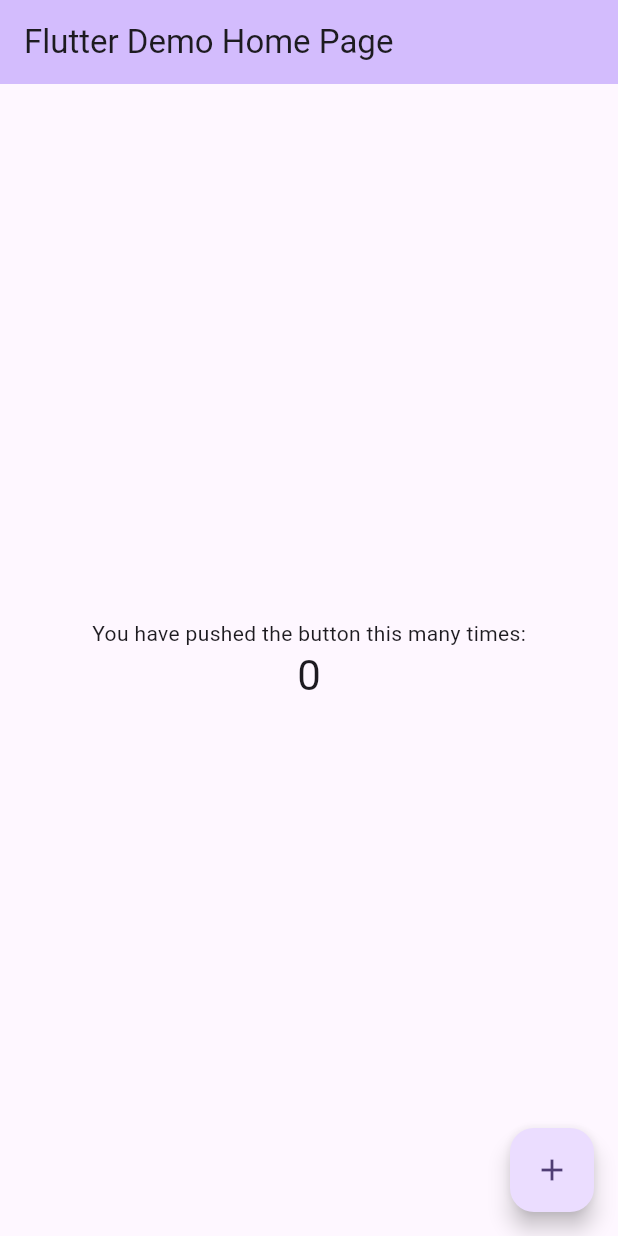
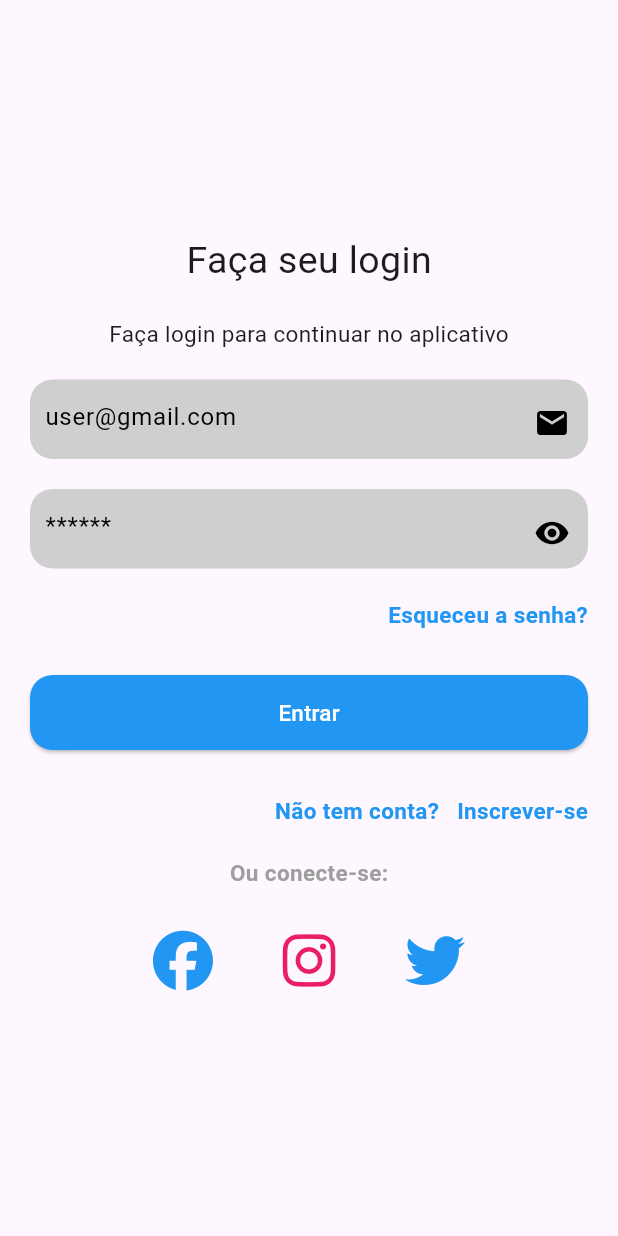
Before and after one commit to nnathalia/app_turismo, a Flutter app: the screen it shows after launch, on a phone screen of 412 x 824 dp. Run offline on Flutter 3.47's test engine with Material 3 defaults, Android fonts, the phone set to English and light mode, and no system bars; our stand-ins replace font_awesome_flutter, google_fonts.

Commit message:
commit page login

```diff
--- /dev/null
+++ b/lib/app/pages/integrado_1.dart
@@ -0,0 +1,19 @@
+import 'package:flutter/material.dart';
+import 'package:flutter/widgets.dart';
+import 'package:font_awesome_flutter/font_awesome_flutter.dart';
+import 'package:google_fonts/google_fonts.dart';
+
+class Integrado_1 extends StatelessWidget{
+  Widget build( BuildContext context){
+    return MaterialApp(
+      home: Scaffold(
+        appBar: AppBar(actions: [],),
+
+
+      body: Text('ola mundo'),
+      ),
+
+
+    );
+  }
+}
--- /dev/null
+++ b/lib/app/pages/login.dart
@@ -0,0 +1,126 @@
+import 'package:flutter/material.dart';
+import 'package:flutter/widgets.dart';
+import 'package:font_awesome_flutter/font_awesome_flutter.dart';
+import 'package:google_fonts/google_fonts.dart';
+
+class Login extends StatelessWidget {
+  Widget build(BuildContext context) {
+    return Material(
+        child: SizedBox(
+      width: double.infinity,
+      height: double.infinity,
+      child: Padding(
+        padding: const EdgeInsets.all(20),
+        child: Column(
+          mainAxisAlignment: MainAxisAlignment.center,
+          children: [
+            Text('Faça seu login', style: GoogleFonts.aBeeZee(fontSize: 25)),
+            SizedBox(height: 20),
+            Text('Faça login para continuar no aplicativo',
+                style: GoogleFonts.aBeeZee(fontSize: 15)),
+            SizedBox(height: 20),
+            Container(
+              padding: EdgeInsets.only(left: 10, top: 5),
+              decoration: BoxDecoration(
+                  color: const Color.fromARGB(255, 207, 207, 207),
+                  borderRadius: BorderRadius.circular(15)),
+              child: TextFormField(
+                keyboardType: TextInputType.emailAddress,
+                obscureText: false,
+                decoration: InputDecoration(
+                    isDense: false,
+                    hintText: 'user@gmail.com',
+                    hintStyle: TextStyle(
+                      color: Colors.black,
+                    ),
+                    fillColor: Colors.black,
+                    suffixIcon: Icon(
+                      Icons.email,
+                      color: Colors.black,
+                    ),
+                    border: InputBorder.none),
+              ),
+            ),
+
+            SizedBox(height: 20),
+            Container(
+              padding: EdgeInsets.only(left: 10, top: 5),
+              decoration: BoxDecoration(
+                  color: const Color.fromARGB(255, 207, 207, 207),
+                  borderRadius: BorderRadius.circular(15)),
+              child: TextFormField(
+                obscureText: false,
+                decoration: InputDecoration(
+                    isDense: false,
+                    hintText: '******',
+                    hintStyle: TextStyle(
+                      color: Colors.black,
+                    ),
+                    fillColor: Colors.black,
+                    suffixIcon: Icon(
+                      Icons.remove_red_eye,
+                      color: Colors.black,
+                    ),
+                    border: InputBorder.none),
+              ),
+            ),
+            SizedBox(height: 20),
+            Container(
+              alignment: Alignment.centerRight,
+              child: Text('Esqueceu a senha?', style: GoogleFonts.aBeeZee(fontSize: 15, color: Colors.blue, fontWeight: FontWeight.w600),),
+            ),
+            SizedBox(height: 30),
+            ElevatedButton(
+              onPressed: () {
+                Navigator.pop(context, '/integrado_1');
+              },
+              child: Text(
+                'Entrar',
+                style: GoogleFonts.aBeeZee(fontSize: 15),
+              ),
+              style: ElevatedButton.styleFrom(
+                  minimumSize: Size(400, 50),
+                  backgroundColor: Colors.blue,
+                  foregroundColor: Colors.white,
+                  shape: RoundedRectangleBorder(
+                      borderRadius: BorderRadius.circular(15))),
+            ),
+
+            SizedBox(height: 30),
+            Container(
+              alignment: Alignment.centerRight,
+              child: Text('Não tem conta?   Inscrever-se', style: GoogleFonts.aBeeZee(fontSize: 15, color: Colors.blue, fontWeight: FontWeight.w600),),
+            ),
+             SizedBox(height: 20),
+            Container(
+              child: Text('Ou conecte-se:', style: GoogleFonts.aBeeZee(fontSize: 15, color: Colors.grey, fontWeight: FontWeight.w600),),
+            ),
+            Container(
+              padding: EdgeInsets.only(top: 20, left: 60, right: 60),
+              child: Row(
+
+                children: [
+                  Expanded(
+                      child: IconButton(
+                        color: Colors.blue,
+                          onPressed: () {},
+                          icon: FaIcon(FontAwesomeIcons.facebook, size: 40,))),
+                  Expanded(
+                      child: IconButton(
+                        color: Colors.pink,
+                          onPressed: () {},
+                          icon: FaIcon(FontAwesomeIcons.instagram, size: 40,))),
+                  Expanded(
+                      child: IconButton(
+                          color: Colors.blue,
+                          onPressed: () {},
+                          icon: FaIcon(FontAwesomeIcons.twitter, size: 40,))),
+                ],
+              ),
+            )
+          ],
+        ),
+      ),
+    ));
+  }
+}
--- a/lib/main.dart
+++ b/lib/main.dart
@@ -1,125 +1,34 @@
+import 'package:app_turismo/app/pages/integrado_1.dart';
 import 'package:flutter/material.dart';
+import 'app/pages/login.dart';
+import 'app/pages/integrado_1.dart';
 
-void main() {
-  runApp(const MyApp());
+void main(){
+  runApp(Principal());
 }
 
-class MyApp extends StatelessWidget {
-  const MyApp({super.key});
+class Principal extends StatelessWidget{
+  @override
+  Widget build(BuildContext context){
+    return MaterialApp(
+      theme: ThemeData(
+        appBarTheme: AppBarTheme(
+          backgroundColor: Colors.white,
+          titleTextStyle: TextStyle(
+            color: Colors.black,
+            fontSize: 20,
+            fontWeight: FontWeight.bold,
+            fontFamily: 'Times New Roman'
+          )
+        )
+      ),
+      routes: {
+        '/principal': (context)=> Principal(),
+        '/login': (context)=> Login(),
+        '/integrado_1': (context)=> Integrado_1(),
 
-  // This widget is the root of your application.
-  @override
-  Widget build(BuildContext context) {
-    return MaterialApp(
-      title: 'Flutter Demo',
-      theme: ThemeData(
-        // This is the theme of your application.
-        //
-        // TRY THIS: Try running your application with "flutter run". You'll see
-        // the application has a purple toolbar. Then, without quitting the app,
-        // try changing the seedColor in the colorScheme below to Colors.green
-        // and then invoke "hot reload" (save your changes or press the "hot
-        // reload" button in a Flutter-supported IDE, or press "r" if you used
-        // the command line to start the app).
-        //
-        // Notice that the counter didn't reset back to zero; the application
-        // state is not lost during the reload. To reset the state, use hot
-        // restart instead.
-        //
-        // This works for code too, not just values: Most code changes can be
-        // tested with just a hot reload.
-        colorScheme: ColorScheme.fromSeed(seedColor: Colors.deepPurple),
-        useMaterial3: true,
-      ),
-      home: const MyHomePage(title: 'Flutter Demo Home Page'),
+      },
+      initialRoute: '/login',
     );
   }
 }
-
-class MyHomePage extends StatefulWidget {
-  const MyHomePage({super.key, required this.title});
-
-  // This widget is the home page of your application. It is stateful, meaning
-  // that it has a State object (defined below) that contains fields that affect
-  // how it looks.
-
-  // This class is the configuration for the state. It holds the values (in this
-  // case the title) provided by the parent (in this case the App widget) and
-  // used by the build method of the State. Fields in a Widget subclass are
-  // always marked "final".
-
-  final String title;
-
-  @override
-  State<MyHomePage> createState() => _MyHomePageState();
-}
-
-class _MyHomePageState extends State<MyHomePage> {
-  int _counter = 0;
-
-  void _incrementCounter() {
-    setState(() {
-      // This call to setState tells the Flutter framework that something has
-      // changed in this State, which causes it to rerun the build method below
-      // so that the display can reflect the updated values. If we changed
-      // _counter without calling setState(), then the build method would not be
-      // called again, and so nothing would appear to happen.
-      _counter++;
-    });
-  }
-
-  @override
-  Widget build(BuildContext context) {
-    // This method is rerun every time setState is called, for instance as done
-    // by the _incrementCounter method above.
-    //
-    // The Flutter framework has been optimized to make rerunning build methods
-    // fast, so that you can just rebuild anything that needs updating rather
-    // than having to individually change instances of widgets.
-    return Scaffold(
-      appBar: AppBar(
-        // TRY THIS: Try changing the color here to a specific color (to
-        // Colors.amber, perhaps?) and trigger a hot reload to see the AppBar
-        // change color while the other colors stay the same.
-        backgroundColor: Theme.of(context).colorScheme.inversePrimary,
-        // Here we take the value from the MyHomePage object that was created by
-        // the App.build method, and use it to set our appbar title.
-        title: Text(widget.title),
-      ),
-      body: Center(
-        // Center is a layout widget. It takes a single child and positions it
-        // in the middle of the parent.
-        child: Column(
-          // Column is also a layout widget. It takes a list of children and
-          // arranges them vertically. By default, it sizes itself to fit its
-          // children horizontally, and tries to be as tall as its parent.
-          //
-          // Column has various properties to control how it sizes itself and
-          // how it positions its children. Here we use mainAxisAlignment to
-          // center the children vertically; the main axis here is the vertical
-          // axis because Columns are vertical (the cross axis would be
-          // horizontal).
-          //
-          // TRY THIS: Invoke "debug painting" (choose the "Toggle Debug Paint"
-          // action in the IDE, or press "p" in the console), to see the
-          // wireframe for each widget.
-          mainAxisAlignment: MainAxisAlignment.center,
-          children: <Widget>[
-            const Text(
-              'You have pushed the button this many times:',
-            ),
-            Text(
-              '$_counter',
-              style: Theme.of(context).textTheme.headlineMedium,
-            ),
-          ],
-        ),
-      ),
-      floatingActionButton: FloatingActionButton(
-        onPressed: _incrementCounter,
-        tooltip: 'Increment',
-        child: const Icon(Icons.add),
-      ), // This trailing comma makes auto-formatting nicer for build methods.
-    );
-  }
-}
--- a/pubspec.yaml
+++ b/pubspec.yaml
@@ -35,6 +35,8 @@ dependencies:
   # The following adds the Cupertino Icons font to your application.
   # Use with the CupertinoIcons class for iOS style icons.
   cupertino_icons: ^1.0.8
+  font_awesome_flutter: ^10.7.0
+  google_fonts: ^6.2.1
 
 dev_dependencies:
   flutter_test:
```
Also changed, not shown: pubspec.lock, 1 other file.
